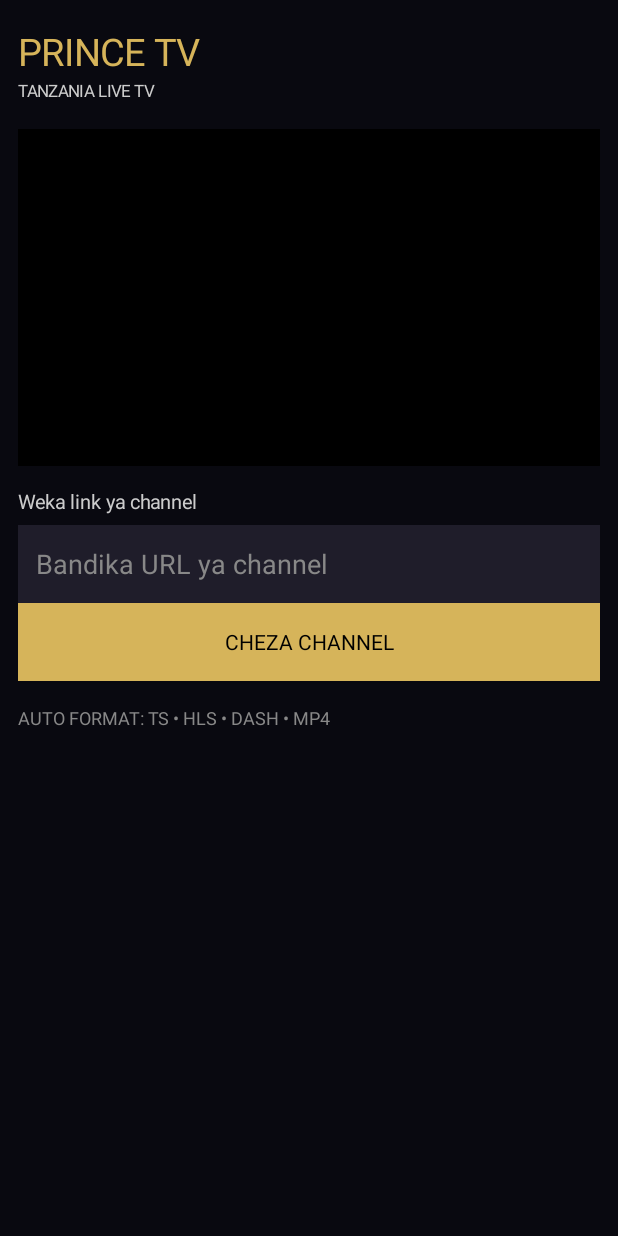
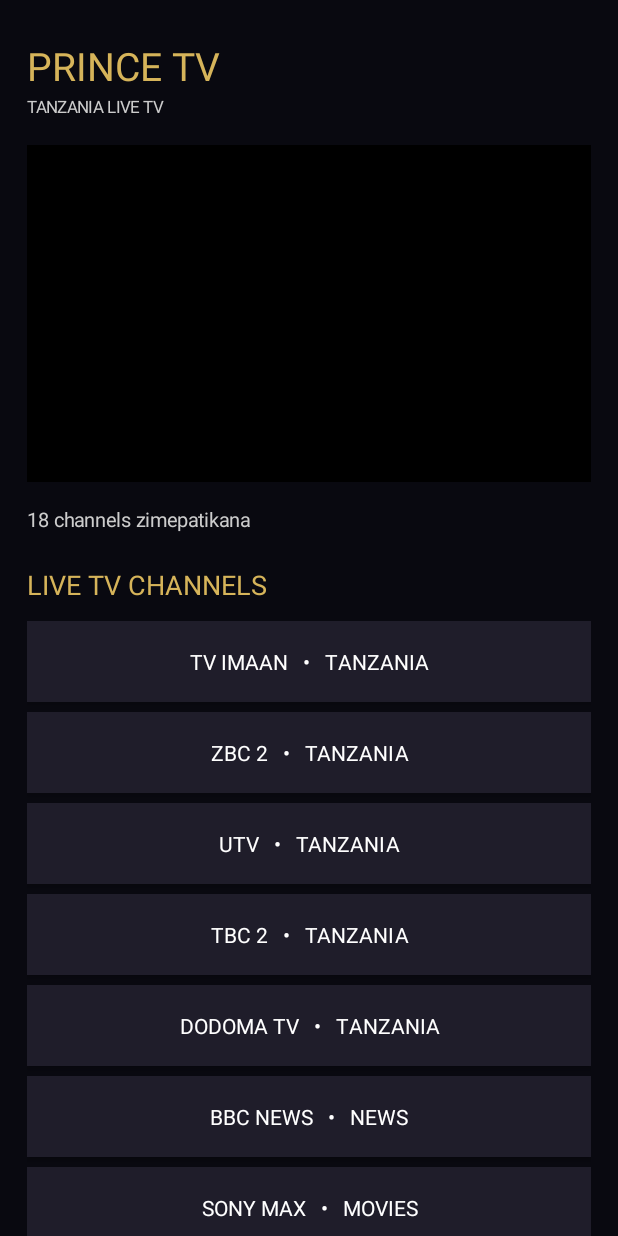
Before and after one commit to majidishaweji602-a11y/prince-tv-android, an Android app: the screen it shows after launch (MainActivity), on a phone screen of 412 x 824 dp. Run offline under Robolectric (Android 15) with nearby library versions, the phone set to English and light mode, and no system bars.

Commit message:
Update MainActivity.kt

```diff
--- a/app/src/main/java/com/princetv/app/MainActivity.kt
+++ b/app/src/main/java/com/princetv/app/MainActivity.kt
@@ -8,6 +8,7 @@ import android.view.ViewGroup
 import android.widget.Button
 import android.widget.EditText
 import android.widget.LinearLayout
+import android.widget.ScrollView
 import android.widget.TextView
 import android.widget.Toast
 import androidx.appcompat.app.AppCompatActivity
@@ -22,6 +23,7 @@ import androidx.media3.exoplayer.source.DefaultMediaSourceFactory
 import androidx.media3.extractor.DefaultExtractorsFactory
 import androidx.media3.extractor.ts.DefaultTsPayloadReaderFactory
 import androidx.media3.ui.PlayerView
+import org.json.JSONObject
 
 @UnstableApi
 class MainActivity : AppCompatActivity() {
@@ -30,24 +32,28 @@ class MainActivity : AppCompatActivity() {
     private lateinit var playerView: PlayerView
     private lateinit var status: TextView
     private lateinit var urlInput: EditText
+    private lateinit var channelList: LinearLayout
+
+    private val gold = Color.rgb(214, 180, 90)
+    private val dark = Color.rgb(9, 9, 16)
 
     override fun onCreate(savedInstanceState: Bundle?) {
         super.onCreate(savedInstanceState)
 
-        window.statusBarColor = Color.rgb(9, 9, 16)
-        window.navigationBarColor = Color.rgb(9, 9, 16)
+        window.statusBarColor = dark
+        window.navigationBarColor = dark
 
         val page = LinearLayout(this).apply {
             orientation = LinearLayout.VERTICAL
-            setBackgroundColor(Color.rgb(9, 9, 16))
-            setPadding(18, 18, 18, 18)
+            setBackgroundColor(dark)
+            setPadding(dp(18), dp(18), dp(18), dp(18))
         }
 
         val brand = TextView(this).apply {
             text = "PRINCE TV"
-            textSize = 25f
-            setTextColor(Color.rgb(214, 180, 90))
-            setPadding(0, 8, 0, 2)
+            textSize = 26f
+            setTextColor(gold)
+            setPadding(0, dp(8), 0, dp(2))
         }
 
         val tagline = TextView(this).apply {
@@ -61,20 +67,45 @@ class MainActivity : AppCompatActivity() {
             setBackgroundColor(Color.BLACK)
         }
 
-        val playerParams = LinearLayout.LayoutParams(
-            ViewGroup.LayoutParams.MATCH_PARENT,
-            dp(225)
-        ).apply {
-            topMargin = dp(18)
-            bottomMargin = dp(12)
-        }
+        page.addView(brand)
+        page.addView(tagline)
+
+        page.addView(
+            playerView,
+            LinearLayout.LayoutParams(-1, dp(225)).apply {
+                topMargin = dp(18)
+                bottomMargin = dp(12)
+            }
+        )
 
         status = TextView(this).apply {
-            text = "Weka link ya channel"
+            text = "Chagua channel kuendelea"
             textSize = 13f
             setTextColor(Color.LTGRAY)
-            setPadding(0, 4, 0, 10)
+            setPadding(0, dp(4), 0, dp(10))
         }
+        page.addView(status)
+
+        val heading = TextView(this).apply {
+            text = "LIVE TV CHANNELS"
+            textSize = 18f
+            setTextColor(gold)
+            setPadding(0, dp(12), 0, dp(12))
+        }
+        page.addView(heading)
+
+        channelList = LinearLayout(this).apply {
+            orientation = LinearLayout.VERTICAL
+        }
+        page.addView(channelList)
+
+        val manualHeading = TextView(this).apply {
+            text = "PLAY STREAM URL"
+            textSize = 16f
+            setTextColor(gold)
+            setPadding(0, dp(20), 0, dp(10))
+        }
+        page.addView(manualHeading)
 
         urlInput = EditText(this).apply {
             hint = "Bandika URL ya channel"
@@ -84,32 +115,88 @@ class MainActivity : AppCompatActivity() {
             setPadding(dp(12), dp(10), dp(12), dp(10))
             setBackgroundColor(Color.rgb(31, 29, 42))
         }
+        page.addView(urlInput, LinearLayout.LayoutParams(-1, dp(52)))
 
         val playButton = Button(this).apply {
-            text = "CHEZA CHANNEL"
+            text = "CHEZA URL"
             setTextColor(Color.BLACK)
-            setBackgroundColor(Color.rgb(214, 180, 90))
+            setBackgroundColor(gold)
             setOnClickListener {
                 playUrl(urlInput.text.toString().trim())
             }
         }
+        page.addView(
+            playButton,
+            LinearLayout.LayoutParams(-1, dp(52))
+        )
 
         val note = TextView(this).apply {
             text = "AUTO FORMAT: TS • HLS • DASH • MP4"
             textSize = 12f
             setTextColor(Color.GRAY)
-            setPadding(0, dp(16), 0, 0)
+            setPadding(0, dp(16), 0, dp(20))
+        }
+        page.addView(note)
+
+        val scroll = ScrollView(this).apply {
+            isFillViewport = true
+            addView(page)
         }
 
-        page.addView(brand)
-        page.addView(tagline)
-        page.addView(playerView, playerParams)
-        page.addView(status)
-        page.addView(urlInput, LinearLayout.LayoutParams(-1, dp(52)))
-        page.addView(playButton, LinearLayout.LayoutParams(-1, dp(52)))
-        page.addView(note)
+        setContentView(scroll)
 
-        setContentView(page)
+        loadChannels()
+    }
+
+    private fun loadChannels() {
+        try {
+            val jsonText = assets.open("channels.json")
+                .bufferedReader()
+                .use { it.readText() }
+
+            val json = JSONObject(jsonText)
+            val channels = json.getJSONArray("channels")
+
+            channelList.removeAllViews()
+
+            for (i in 0 until channels.length()) {
+                val channel = channels.getJSONObject(i)
+                val name = channel.getString("name")
+                val category = channel.getString("category")
+
+                val channelButton = Button(this).apply {
+                    text = "$name   •   $category"
+                    textSize = 14f
+                    setTextColor(Color.WHITE)
+                    setBackgroundColor(Color.rgb(31, 29, 42))
+
+                    setOnClickListener {
+                        status.text =
+                            "$name imechaguliwa. Stream URL bado haijaunganishwa."
+                        Toast.makeText(
+                            this@MainActivity,
+                            name,
+                            Toast.LENGTH_SHORT
+                        ).show()
+                    }
+                }
+
+                channelList.addView(
+                    channelButton,
+                    LinearLayout.LayoutParams(
+                        ViewGroup.LayoutParams.MATCH_PARENT,
+                        dp(54)
+                    ).apply {
+                        bottomMargin = dp(7)
+                    }
+                )
+            }
+
+            status.text = "${channels.length()} channels zimepatikana"
+
+        } catch (e: Exception) {
+            status.text = "Imeshindwa kusoma channels.json: ${e.message}"
+        }
     }
 
     private fun detectMimeType(url: String): String? {
@@ -131,7 +218,6 @@ class MainActivity : AppCompatActivity() {
     }
 
     private fun playUrl(url: String) {
-
         if (
             url.isBlank() ||
             !(url.startsWith("https://", true) ||
@@ -155,9 +241,7 @@ class MainActivity : AppCompatActivity() {
             .setConnectTimeoutMs(15000)
             .setReadTimeoutMs(20000)
             .setAllowCrossProtocolRedirects(true)
-            .setDefaultRequestProperties(
-                mapOf("Accept" to "*/*")
-            )
+            .setDefaultRequestProperties(mapOf("Accept" to "*/*"))
 
         val extractors = DefaultExtractorsFactory()
             .setTsExtractorFlags(
@@ -169,8 +253,7 @@ class MainActivity : AppCompatActivity() {
             DefaultMediaSourceFactory(this, extractors)
                 .setDataSourceFactory(httpFactory)
 
-        val itemBuilder = MediaItem.Builder()
-            .setUri(url)
+        val itemBuilder = MediaItem.Builder().setUri(url)
 
         detectMimeType(url)?.let {
             itemBuilder.setMimeType(it)
@@ -180,27 +263,21 @@ class MainActivity : AppCompatActivity() {
             .setMediaSourceFactory(mediaSourceFactory)
             .build()
             .also { exo ->
-
                 playerView.player = exo
 
                 exo.addListener(object : Player.Listener {
-
                     override fun onPlaybackStateChanged(
                         playbackState: Int
                     ) {
                         status.text = when (playbackState) {
                             Player.STATE_BUFFERING ->
                                 "Inapokea data kutoka server..."
-
                             Player.STATE_READY ->
                                 "Video iko tayari kucheza"
-
                             Player.STATE_ENDED ->
                                 "Stream imeisha"
-
                             Player.STATE_IDLE ->
                                 "Player imesimama"
-
                             else ->
                                 "Inaandaa video..."
                         }
@@ -228,7 +305,6 @@ class MainActivity : AppCompatActivity() {
         if (::playerView.isInitialized) {
             playerView.player = null
         }
-
         player?.release()
         player = null
     }
```
